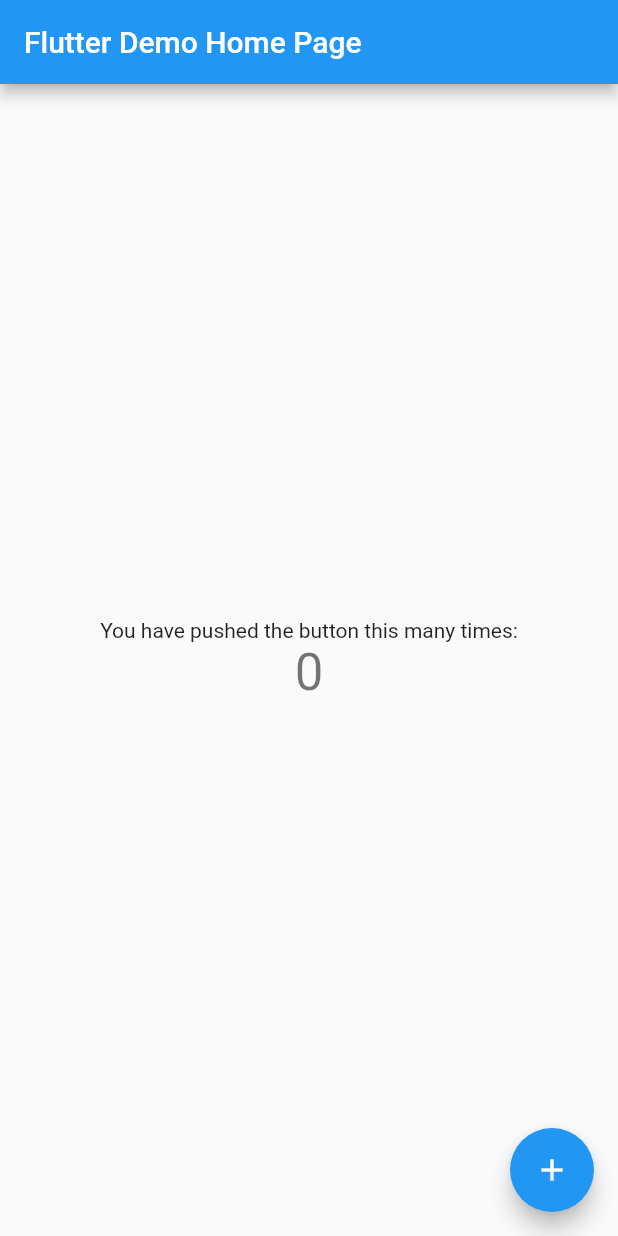
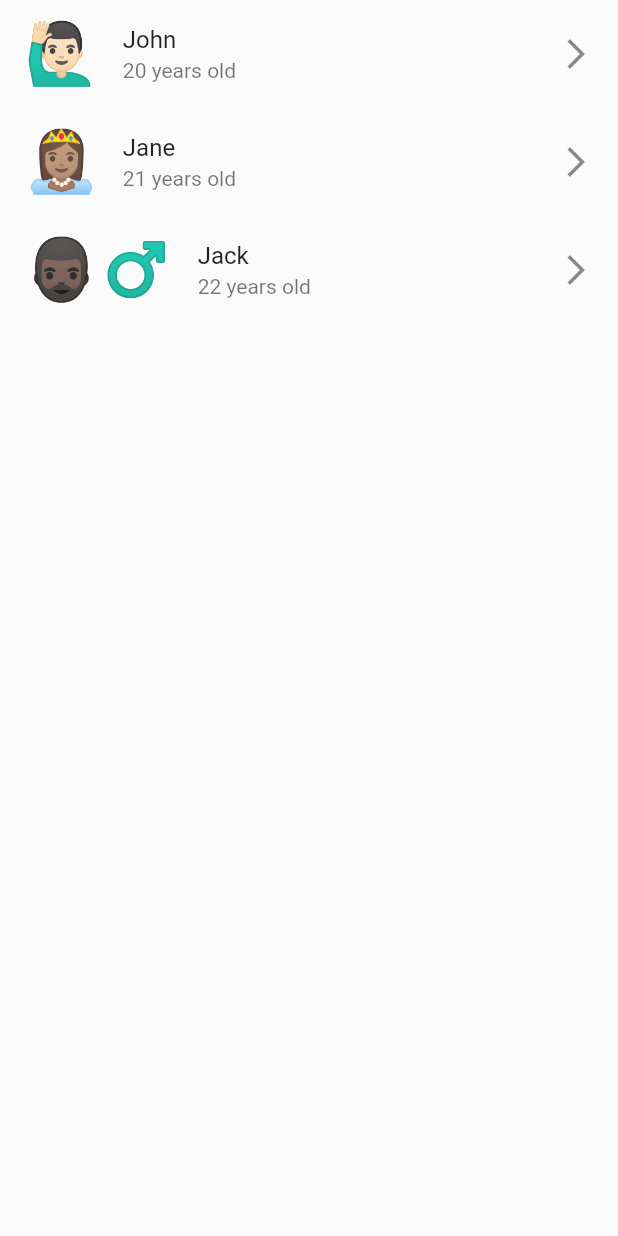
Before and after one commit to BartoszRudnik/Animations, a Flutter app: the screen it shows after launch, on a phone screen of 412 x 824 dp. Run offline on Flutter 3.47's test engine with Material 2 defaults, Android fonts, the phone set to English and light mode, and no system bars.

Commit message:
(feat) full code for example 4

```diff
--- a/example4/lib/main.dart
+++ b/example4/lib/main.dart
@@ -1,115 +1,131 @@
 import 'package:flutter/material.dart';
 
 void main() {
-  runApp(const MyApp());
+  runApp(
+    const MyApp(),
+  );
 }
 
 class MyApp extends StatelessWidget {
-  const MyApp({super.key});
+  const MyApp({
+    super.key,
+  });
 
-  // This widget is the root of your application.
   @override
   Widget build(BuildContext context) {
     return MaterialApp(
       title: 'Flutter Demo',
-      theme: ThemeData(
-        // This is the theme of your application.
-        //
-        // Try running your application with "flutter run". You'll see the
-        // application has a blue toolbar. Then, without quitting the app, try
-        // changing the primarySwatch below to Colors.green and then invoke
-        // "hot reload" (press "r" in the console where you ran "flutter run",
-        // or simply save your changes to "hot reload" in a Flutter IDE).
-        // Notice that the counter didn't reset back to zero; the application
-        // is not restarted.
-        primarySwatch: Colors.blue,
-      ),
-      home: const MyHomePage(title: 'Flutter Demo Home Page'),
+      theme: ThemeData(),
+      home: const MyHomePage(),
     );
   }
 }
 
 class MyHomePage extends StatefulWidget {
-  const MyHomePage({super.key, required this.title});
-
-  // This widget is the home page of your application. It is stateful, meaning
-  // that it has a State object (defined below) that contains fields that affect
-  // how it looks.
-
-  // This class is the configuration for the state. It holds the values (in this
-  // case the title) provided by the parent (in this case the App widget) and
-  // used by the build method of the State. Fields in a Widget subclass are
-  // always marked "final".
-
-  final String title;
+  const MyHomePage({
+    super.key,
+  });
 
   @override
   State<MyHomePage> createState() => _MyHomePageState();
 }
 
 class _MyHomePageState extends State<MyHomePage> {
-  int _counter = 0;
+  @override
+  Widget build(BuildContext context) {
+    return Scaffold(
+      body: ListView.builder(
+        itemCount: people.length,
+        itemBuilder: (context, index) {
+          final person = people[index];
 
-  void _incrementCounter() {
-    setState(() {
-      // This call to setState tells the Flutter framework that something has
-      // changed in this State, which causes it to rerun the build method below
-      // so that the display can reflect the updated values. If we changed
-      // _counter without calling setState(), then the build method would not be
-      // called again, and so nothing would appear to happen.
-      _counter++;
-    });
+          return ListTile(
+            onTap: () => Navigator.of(context).push(
+              MaterialPageRoute(
+                builder: (context) => DetailsPage(
+                  person: person,
+                ),
+              ),
+            ),
+            leading: Hero(
+              tag: person.name,
+              child: Text(
+                person.emoji,
+                style: const TextStyle(
+                  fontSize: 40,
+                ),
+              ),
+            ),
+            title: Text(
+              person.name,
+            ),
+            subtitle: Text(
+              '${person.age} years old',
+            ),
+            trailing: const Icon(
+              Icons.arrow_forward_ios,
+            ),
+          );
+        },
+      ),
+    );
   }
+}
+
+class DetailsPage extends StatelessWidget {
+  const DetailsPage({
+    super.key,
+    required this.person,
+  });
+
+  final Person person;
 
   @override
   Widget build(BuildContext context) {
-    // This method is rerun every time setState is called, for instance as done
-    // by the _incrementCounter method above.
-    //
-    // The Flutter framework has been optimized to make rerunning build methods
-    // fast, so that you can just rebuild anything that needs updating rather
-    // than having to individually change instances of widgets.
     return Scaffold(
       appBar: AppBar(
-        // Here we take the value from the MyHomePage object that was created by
-        // the App.build method, and use it to set our appbar title.
-        title: Text(widget.title),
-      ),
-      body: Center(
-        // Center is a layout widget. It takes a single child and positions it
-        // in the middle of the parent.
-        child: Column(
-          // Column is also a layout widget. It takes a list of children and
-          // arranges them vertically. By default, it sizes itself to fit its
-          // children horizontally, and tries to be as tall as its parent.
-          //
-          // Invoke "debug painting" (press "p" in the console, choose the
-          // "Toggle Debug Paint" action from the Flutter Inspector in Android
-          // Studio, or the "Toggle Debug Paint" command in Visual Studio Code)
-          // to see the wireframe for each widget.
-          //
-          // Column has various properties to control how it sizes itself and
-          // how it positions its children. Here we use mainAxisAlignment to
-          // center the children vertically; the main axis here is the vertical
-          // axis because Columns are vertical (the cross axis would be
-          // horizontal).
-          mainAxisAlignment: MainAxisAlignment.center,
-          children: <Widget>[
-            const Text(
-              'You have pushed the button this many times:',
+        title: Hero(
+          flightShuttleBuilder: (
+            flightContext,
+            animation,
+            flightDirection,
+            fromHeroContext,
+            toHeroContext,
+          ) =>
+              Material(
+            color: Colors.transparent,
+            child: Text(
+              person.emoji,
             ),
-            Text(
-              '$_counter',
-              style: Theme.of(context).textTheme.headline4,
+          ),
+          tag: person.name,
+          child: Text(
+            person.emoji,
+            style: const TextStyle(
+              fontSize: 32,
             ),
-          ],
+          ),
         ),
       ),
-      floatingActionButton: FloatingActionButton(
-        onPressed: _incrementCounter,
-        tooltip: 'Increment',
-        child: const Icon(Icons.add),
-      ), // This trailing comma makes auto-formatting nicer for build methods.
+      body: Column(
+        children: [
+          Text(
+            person.name,
+            style: const TextStyle(
+              fontSize: 20,
+            ),
+          ),
+          const SizedBox(
+            height: 20,
+          ),
+          Text(
+            '${person.age} years old',
+            style: const TextStyle(
+              fontSize: 20,
+            ),
+          ),
+        ],
+      ),
     );
   }
 }
```
